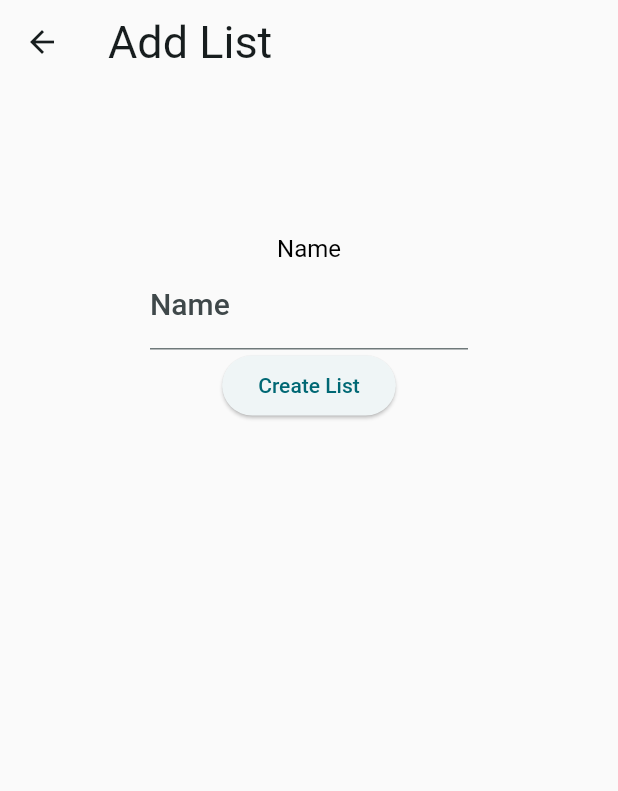
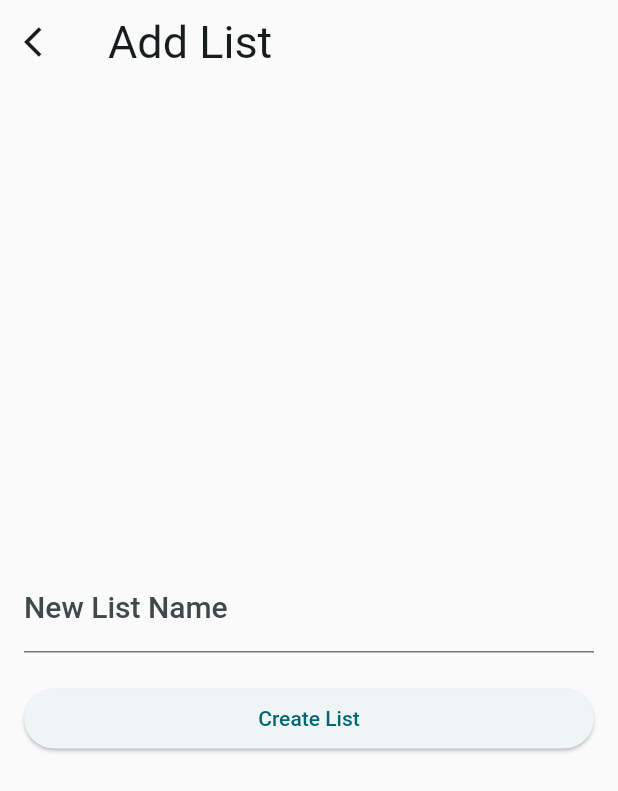
Before and after one commit to IDATA2503-Mobile-Applikasjoner/aksje_app, a Flutter app: the AddListPage screen opened directly, on a phone screen of 412 x 824 dp. Shown: the top 791 px of the screen. Run offline on Flutter 3.47's test engine with Material 2 defaults, Android fonts, the phone set to English and light mode, and no system bars; our stand-ins replace fl_chart, flutter_secure_storage, google_fonts; accounts and stored records are empty; network calls fail.

```diff
--- a/lib/widgets/screens/add_list.dart
+++ b/lib/widgets/screens/add_list.dart
@@ -3,6 +3,7 @@ import 'package:http/http.dart' as http;
 import 'dart:convert';
 import 'package:aksje_app/providers/user_provider.dart';
 import 'package:provider/provider.dart';
+import 'package:aksje_app/widgets/screens/main_page.dart';
 
 class AddListPage extends  StatefulWidget {
   const AddListPage({Key? key}) : super(key: key);
@@ -54,20 +55,30 @@ class _AddListPage extends State<AddListPage> {
     return Scaffold(
       appBar: AppBar(
         title: const Text("Add List"),
+        leading: IconButton(
+          onPressed: () {
+            Navigator.pushReplacement(context,
+            MaterialPageRoute(
+              builder: (context) => const MainPage(selectedIndex: 1),
               ),
-      body: Column(
-        children: [
-          Padding(
-            padding: const EdgeInsets.all(100),
+            );
+          },
+          icon: const Icon(Icons.arrow_back_ios),
+        ),
+      ),
+      body: Padding(
+        padding: const EdgeInsets.all(16.0),
         child: Column(
-              children: [
-                const Text('Name'),
-                TextField(
+          mainAxisAlignment: MainAxisAlignment.center,
+          crossAxisAlignment: CrossAxisAlignment.stretch,
+          children: <Widget>[
+            TextFormField(
               controller: nameController,
               decoration: const InputDecoration(
-                    labelText: 'Name'
+                labelText: "New List Name",
               ),
             ),
+            const SizedBox(height: 20),
             ElevatedButton(
               onPressed: () {
                 String name = nameController.text;
@@ -77,8 +88,7 @@ class _AddListPage extends State<AddListPage> {
           ],
         ),
       )
-        ],
-      ),
+
     );
   }
 }
--- a/lib/widgets/screens/search.dart
+++ b/lib/widgets/screens/search.dart
@@ -98,7 +98,7 @@ class _SearchPageState extends State<SearchPage> {
           ),
           Expanded(
             child: isLoading
-                ? const Center(child: CircularProgressIndicator()) // Display the loading indicator
+                ? const Center(child: CircularProgressIndicator())
                 : StockList(
                     stocks: filteredStocks,
                     onStockTap: (stock) => _goToStockDetailPage(stock),
--- a/lib/widgets/stock_list_components/stock_list_list.dart
+++ b/lib/widgets/stock_list_components/stock_list_list.dart
@@ -4,10 +4,12 @@ import 'package:aksje_app/widgets/stock_list_components/stock_list_item.dart';
 
 class StockListModelList extends StatelessWidget {
   final List<StockListModel> stockLists;
+  final Function(StockListModel) onStockListTap;
 
   const StockListModelList({
     Key? key,
     required this.stockLists,
+    required this.onStockListTap
   }) : super(key: key);
 
   @override
@@ -15,7 +17,7 @@ class StockListModelList extends StatelessWidget {
     return ListView.builder(
       itemCount: stockLists.length,
       itemBuilder: (ctx, index) {
-        return StockListItem(stockList: stockLists[index]);
+        return StockListItem(stockList: stockLists[index], onStockListTap: onStockListTap);
       },
     );
   }
```
Also changed, not shown: lib/widgets/screens/a_list.dart (added, +102 -0 lines), lib/widgets/screens/my_lists.dart (+45 -11 lines), lib/widgets/stock_list_components/stock_list_item.dart (+5 -2 lines). Lines whose indentation alone changed are shown as unchanged.
